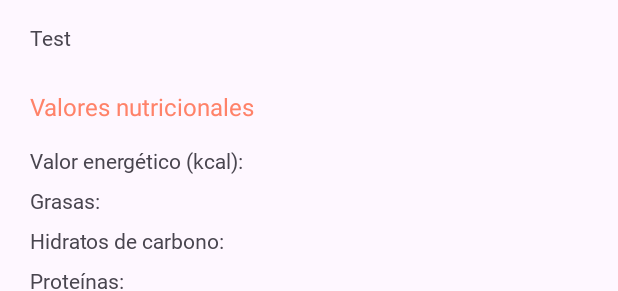
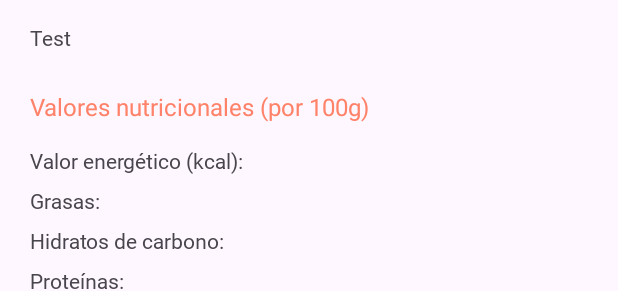
Before and after one commit to G10on/Prototype-ComparApp, an Android app: the layout fragment_product_extra_information.xml on its own in the app's theme, with its tools: preview values and no code run, on a phone screen of 412 x 824 dp. Shown: the part 487-778 px from the top of the screen. Run offline under Robolectric (Android 15) with nearby library versions, the phone set to English and light mode, and no system bars; Roboto replaces fonts that are not available here.

Commit message:
Added logic to the product extra information fragment

```diff
--- a/app/src/main/java/com/example/comparapp/MainActivity.kt
+++ b/app/src/main/java/com/example/comparapp/MainActivity.kt
@@ -43,6 +43,7 @@ class MainActivity : AppCompatActivity() {
         navController.addOnDestinationChangedListener { _, destination, _ ->
             when (destination.id) {
                 R.id.mainPage -> showBottomNav()
+                R.id.shoppingListPage -> showBottomNav()
                 else -> hideBottomNav()
             }
         }
--- a/app/src/main/java/com/example/comparapp/adapter/CardViewAdapter.kt
+++ b/app/src/main/java/com/example/comparapp/adapter/CardViewAdapter.kt
@@ -66,7 +66,7 @@ class CardViewAdapter(productList: List<Product>, isPremium: String): RecyclerVi
 
         holder.product.setOnClickListener {
             val bundle = Bundle()
-            bundle.putSerializable("my_object_key", products[position])
+            bundle.putSerializable("product", products[position])
 
             Navigation.createNavigateOnClickListener(R.id.action_searchFrame_to_productExtraInformationFragment, bundle)
                 .onClick(holder.product)
--- a/app/src/main/res/layout/fragment_product_extra_information.xml
+++ b/app/src/main/res/layout/fragment_product_extra_information.xml
@@ -68,9 +68,10 @@
         android:id="@+id/ingredients_content"
         android:layout_width="wrap_content"
         android:layout_height="wrap_content"
-        android:layout_marginStart="20dp"
         android:layout_marginTop="15dp"
         android:fontFamily="@font/robotoregular"
+        android:paddingStart="20dp"
+        android:paddingEnd="20dp"
         app:layout_constraintStart_toStartOf="parent"
         app:layout_constraintTop_toBottomOf="@+id/ingredients_title"
         tools:text="Test" />
--- a/app/src/main/res/values/strings.xml
+++ b/app/src/main/res/values/strings.xml
@@ -4,7 +4,7 @@
     <string name="inicia_sesion">Iniciar sesión</string>
     <string name="registrarse">Registrarse</string>
     <string name="ingredientes">Ingredientes</string>
-    <string name="valores_nutricionales">Valores nutricionales</string>
+    <string name="valores_nutricionales">Valores nutricionales (por 100g)</string>
     <string name="valor_energetico">Valor energético (kcal):</string>
     <string name="grasas">Grasas:</string>
     <string name="hidratos_de_carbono">Hidratos de carbono:</string>
```
Also changed, not shown: app/src/main/java/com/example/comparapp/ProductExtraInformationFragment.kt (+32 -1 lines).
